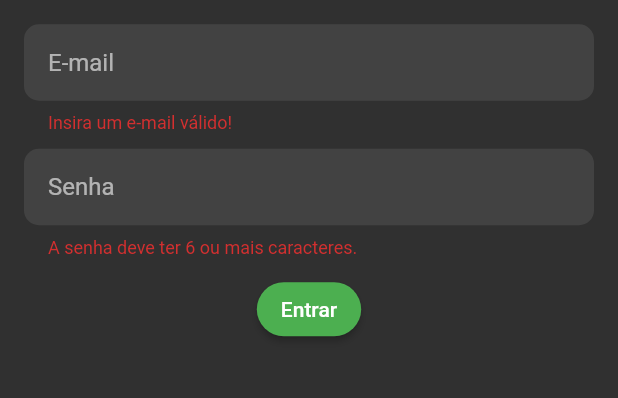
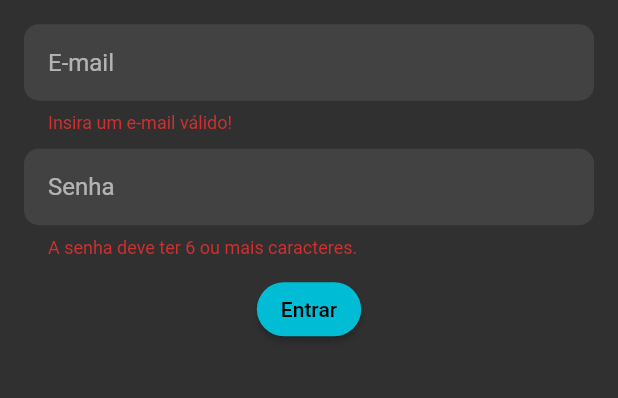
Before and after one commit to diegowinter/Notebook, a Flutter app: the screen it shows after launch, after a tap on "Entrar", on a phone screen of 412 x 824 dp, the part 470-868 px from its top. Run offline on Flutter 3.47's test engine with Material 2 defaults, Android fonts, the phone set to English and light mode, and no system bars; our stand-ins replace flutter_markdown, shared_preferences; missing offline and left inert: markdown; network calls fail.

Commit message:
add themes

```diff
--- a/lib/main.dart
+++ b/lib/main.dart
@@ -1,5 +1,6 @@
 import 'package:flutter/material.dart';
 import 'package:provider/provider.dart';
+import 'package:shared_preferences/shared_preferences.dart';
 
 import './utils/app_routes.dart';
 import './screens/auth_screen.dart';
@@ -7,19 +8,16 @@ import './screens/dashboard_screen.dart';
 import './providers/collections.dart';
 import './providers/user.dart';
 import './providers/pages.dart';
+import './providers/preferences.dart';
 import './screens/collection_screen.dart';
 import './screens/page_composer_screen.dart';
 import './screens/page_viewer_screen.dart';
 
-void main() {
-  runApp(MyApp());
-}
-
-class MyApp extends StatelessWidget {
-  // This widget is the root of your application.
-  @override
-  Widget build(BuildContext context) {
-    return MultiProvider(
+void main() async {
+  WidgetsFlutterBinding.ensureInitialized();
+  SharedPreferences sharedPreferences = await SharedPreferences.getInstance();
+  runApp(
+    MultiProvider(
       providers: [
         ChangeNotifierProvider(
           create: (_) => new User(),
@@ -39,21 +37,49 @@ class MyApp extends StatelessWidget {
             user.token,
             previousPages!.pages
           ),
+        ),
+        ChangeNotifierProvider(
+          create: (_) => new Preferences(theme: sharedPreferences.getString('theme') ?? 'ThemeMode.dark'),
         )
       ],
-      child: MaterialApp(
+      child: MyApp(),
+    ),
+  );
+}
+
+class MyApp extends StatelessWidget {
+  // This widget is the root of your application.
+  @override
+  Widget build(BuildContext context) {
+    return Builder(
+      builder: (BuildContext context) {
+        final preferences = Provider.of<Preferences>(context);
+        return MaterialApp(
           title: 'Notebook',
           theme: ThemeData(
-          primarySwatch: Colors.green,
+            brightness: Brightness.light,
+            primarySwatch: Colors.cyan,
+            accentColor: Colors.cyan,
+            inputDecorationTheme: InputDecorationTheme(
+              fillColor: Colors.grey[300],
+              filled: true
+            ),
+            iconTheme: IconThemeData(
+              color: Colors.black
+            )
+            // textButtonTheme:
           ),
           darkTheme: ThemeData(
             brightness: Brightness.dark,
-          //primaryColor: Colors.green,
-          primarySwatch: Colors.green,
-          accentColor: Colors.grey,
-          backgroundColor: Colors.black87
+            primarySwatch: Colors.cyan,
+            accentColor: Colors.cyan,
+            backgroundColor: Colors.black87,
+            inputDecorationTheme: InputDecorationTheme(
+              fillColor: Colors.grey[800],
+              filled: true
+            )
           ),
-        themeMode: ThemeMode.dark,
+          themeMode: preferences.themeMode,
           debugShowCheckedModeBanner: false,
           home: AuthScreen(),
           routes: {
@@ -92,7 +118,8 @@ class MyApp extends StatelessWidget {
                 );
             }
           },
-      ),
+        );
+      },
     );
   }
 }
--- /dev/null
+++ b/lib/providers/preferences.dart
@@ -0,0 +1,30 @@
+import 'package:flutter/cupertino.dart';
+import 'package:flutter/material.dart';
+import 'package:notebook/utils/storage.dart';
+
+class Preferences with ChangeNotifier {
+  ThemeMode _themeMode = ThemeMode.dark;
+
+  Preferences({required String theme}) {
+    switch(theme) {
+      case 'ThemeMode.light':
+        _themeMode = ThemeMode.light;
+        break;
+      case 'ThemeMode.dark':
+        _themeMode = ThemeMode.dark;
+        break;
+      case 'ThemeMode.system':
+        _themeMode = ThemeMode.system;
+        break;
+    }
+  }
+
+  void setThemeMode(themeMode) async {
+    await Storage.saveString('theme', themeMode.toString());
+
+    _themeMode = themeMode;
+    notifyListeners();
+  }
+
+  ThemeMode get themeMode => _themeMode;
+}
--- a/lib/screens/page_composer_screen.dart
+++ b/lib/screens/page_composer_screen.dart
@@ -113,7 +113,6 @@ class _PageComposerScreenState extends State<PageComposerScreen> {
                   child: TextField(
                     decoration: InputDecoration(
                       hintText: 'Conteúdo',
-                      fillColor: Color.fromRGBO(66, 66, 66, 1),
                       filled: true,
                       border: OutlineInputBorder(
                         borderRadius: BorderRadius.circular(10),
--- a/lib/widgets/custom_text_form_field.dart
+++ b/lib/widgets/custom_text_form_field.dart
@@ -40,7 +40,7 @@ class CustomTextFormField extends StatelessWidget {
         keyboardType: keyboardType,
         enabled: enabled,
         decoration: InputDecoration(
-          fillColor: backgroundColor,
+          // fillColor: backgroundColor,
           filled: true,
           hintText: hint,
           border: OutlineInputBorder(
--- a/pubspec.yaml
+++ b/pubspec.yaml
@@ -27,6 +27,7 @@ dependencies:
   provider: ^5.0.0
   markdown: ^4.0.0
   flutter_markdown: ^0.6.4
+  shared_preferences: ^2.0.6
 
 
   # The following adds the Cupertino Icons font to your application.
```
Also changed, not shown: lib/screens/dashboard_screen.dart (+55 -2 lines), lib/screens/page_viewer_screen.dart (+10 -1 lines), lib/utils/storage.dart (added, +25 -0 lines), pubspec.lock, 1 other file. Lines whose indentation alone changed are shown as unchanged.
